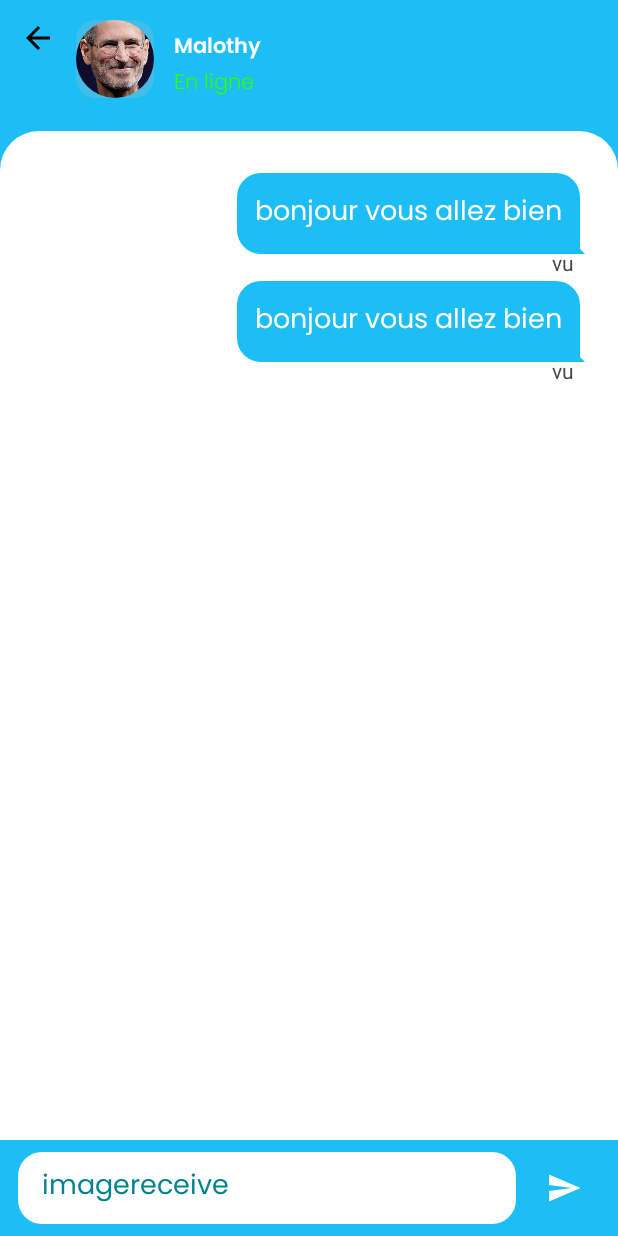
After one commit to BabiMumba/Afya-Nzuri, an Android app: the layout activity_chat.xml on its own in the app's theme, with its tools: preview values and no code run, on a phone screen of 412 x 824 dp. The commit adds this screen. Run offline under Robolectric (Android 15) with nearby library versions, the phone set to English and light mode, and no system bars.

Commit message:
modification de la page chat ajouter la fonctionnalite de message

```diff
--- a/app/src/main/AndroidManifest.xml
+++ b/app/src/main/AndroidManifest.xml
@@ -13,6 +13,9 @@
         android:supportsRtl="true"
         android:theme="@style/Theme.HealthCare"
         tools:targetApi="31">
+        <activity
+            android:name=".View.ChatActivity"
+            android:exported="false" />
         <activity
             android:name=".View.ChoixHopActivity"
             android:exported="false" />
@@ -38,9 +41,9 @@
             android:name=".View.OnboardActivity"
             android:exported="false" />
         <activity
-            android:theme="@style/Base.Theme.Home"
             android:name=".MainActivity"
-            android:exported="false" />
+            android:exported="false"
+            android:theme="@style/Base.Theme.Home" />
         <activity
             android:name=".View.SplashScreenActivity"
             android:exported="true">
--- /dev/null
+++ b/app/src/main/java/cd/projetthealthcare/com/View/ChatActivity.kt
@@ -0,0 +1,24 @@
+package cd.projetthealthcare.com.View
+
+import android.os.Bundle
+import androidx.activity.enableEdgeToEdge
+import androidx.appcompat.app.AppCompatActivity
+import androidx.core.view.ViewCompat
+import androidx.core.view.WindowInsetsCompat
+import cd.projetthealthcare.com.R
+import cd.projetthealthcare.com.databinding.ActivityChatBinding
+
+class ChatActivity : AppCompatActivity() {
+    lateinit var binding: ActivityChatBinding
+    override fun onCreate(savedInstanceState: Bundle?) {
+        super.onCreate(savedInstanceState)
+        enableEdgeToEdge()
+        binding = ActivityChatBinding.inflate(layoutInflater)
+        setContentView(binding.root)
+        ViewCompat.setOnApplyWindowInsetsListener(findViewById(R.id.main)) { v, insets ->
+            val systemBars = insets.getInsets(WindowInsetsCompat.Type.systemBars())
+            v.setPadding(systemBars.left, systemBars.top, systemBars.right, systemBars.bottom)
+            insets
+        }
+    }
+}
--- /dev/null
+++ b/app/src/main/res/drawable/bg_message_text_field.xml
@@ -0,0 +1,5 @@
+<?xml version="1.0" encoding="utf-8"?>
+<shape xmlns:android="http://schemas.android.com/apk/res/android">
+    <corners android:radius="16dp"/>
+    <solid android:color="@color/white"/>
+</shape>
--- /dev/null
+++ b/app/src/main/res/drawable/bg_send_icon.xml
@@ -0,0 +1,5 @@
+<?xml version="1.0" encoding="utf-8"?>
+<shape xmlns:android="http://schemas.android.com/apk/res/android">
+n    <solid android:color="@color/Accent"/>
+    <corners android:radius="24dp"/>
+</shape>
--- /dev/null
+++ b/app/src/main/res/drawable/ic_send.xml
@@ -0,0 +1,5 @@
+<vector android:autoMirrored="true" android:height="24dp"
+    android:tint="#FFFFFF" android:viewportHeight="24"
+    android:viewportWidth="24" android:width="24dp" xmlns:android="http://schemas.android.com/apk/res/android">
+    <path android:fillColor="@android:color/white" android:pathData="M2.01,21L23,12 2.01,3 2,10l15,2 -15,2z"/>
+</vector>
--- /dev/null
+++ b/app/src/main/res/drawable/white_bg.xml
@@ -0,0 +1,11 @@
+<?xml version="1.0" encoding="utf-8"?>
+<shape xmlns:android="http://schemas.android.com/apk/res/android">
+    <solid
+        android:color="@color/white"
+        />
+    <corners
+        android:topLeftRadius="@dimen/_20sdp"
+        android:topRightRadius="@dimen/_20sdp"
+        />
+
+</shape>
--- /dev/null
+++ b/app/src/main/res/layout/activity_chat.xml
@@ -0,0 +1,136 @@
+<?xml version="1.0" encoding="utf-8"?>
+<RelativeLayout
+    xmlns:android="http://schemas.android.com/apk/res/android"
+    xmlns:app="http://schemas.android.com/apk/res-auto"
+    xmlns:tools="http://schemas.android.com/tools"
+    android:id="@+id/main"
+    android:background="@color/Accent"
+    android:layout_width="match_parent"
+    android:layout_height="match_parent"
+    android:orientation="vertical"
+    tools:context=".View.ChatActivity">
+    <RelativeLayout
+        android:id="@+id/rela_tive"
+        android:layout_alignParentTop="true"
+        android:layout_width="match_parent"
+        android:layout_height="wrap_content"
+        android:padding="@dimen/_10sdp"
+        >
+        <ImageView
+            android:layout_alignParentStart="true"
+            android:layout_width="wrap_content"
+            android:layout_height="wrap_content"
+            android:src="@drawable/baseline_arrow_back_24"
+            android:id="@+id/back"
+            />
+        <RelativeLayout
+            android:layout_width="wrap_content"
+            android:layout_height="wrap_content"
+            android:layout_toEndOf="@id/back"
+            android:layout_centerVertical="true"
+            android:layout_marginStart="@dimen/_10sdp"
+            >
+            <de.hdodenhof.circleimageview.CircleImageView
+                android:layout_width="@dimen/_40sdp"
+                android:layout_height="@dimen/_40sdp"
+                android:src="@drawable/steve"
+                android:background="@drawable/grey_bg"
+                android:id="@+id/image_profile"
+                android:layout_alignParentStart="true"
+                />
+            <TextView
+                android:layout_width="wrap_content"
+                android:layout_height="wrap_content"
+                android:text="Malothy"
+                android:textColor="@color/white"
+                android:layout_toEndOf="@id/image_profile"
+                android:layout_marginStart="@dimen/_10sdp"
+                android:fontFamily="@font/poppins_semibold"
+                android:layout_marginTop="@dimen/_5sdp"
+                android:id="@+id/user_name"
+                />
+            <TextView
+                android:layout_width="wrap_content"
+                android:layout_height="wrap_content"
+                android:text="En ligne"
+                android:layout_below="@id/user_name"
+                android:layout_toEndOf="@id/image_profile"
+                android:layout_marginStart="@dimen/_10sdp"
+                android:textColor="@color/vert"
+                android:fontFamily="@font/poppins_light"
+                />
+
+
+        </RelativeLayout>
+    </RelativeLayout>
+    <LinearLayout
+        android:layout_below="@id/rela_tive"
+        android:layout_above="@id/edt_msg"
+        android:layout_width="match_parent"
+        android:layout_height="match_parent"
+        android:layout_marginTop="@dimen/_5sdp"
+        android:background="@drawable/white_bg"
+        android:padding="@dimen/_10sdp"
+        android:id="@+id/msg_ln"
+        >
+        <androidx.recyclerview.widget.RecyclerView
+            android:layout_width="match_parent"
+            android:layout_height="wrap_content"
+            android:layout_marginTop="@dimen/_10sdp"
+            tools:itemCount="2"
+            tools:listitem="@layout/sent_message_item"
+            android:id="@+id/recycle_message"
+            app:layoutManager="androidx.recyclerview.widget.LinearLayoutManager"
+            android:orientation="vertical"
+            />
+
+
+    </LinearLayout>
+    <LinearLayout
+        android:layout_alignParentStart="true"
+        android:layout_alignParentEnd="true"
+        android:id="@+id/edt_msg"
+        android:layout_alignParentBottom="true"
+        android:layout_width="match_parent"
+        android:layout_height="wrap_content"
+        android:orientation="horizontal"
+        android:layout_margin="8dp">
+
+        <EditText
+            android:id="@+id/message"
+            android:layout_width="0dp"
+            android:layout_height="wrap_content"
+            android:layout_gravity="bottom"
+            android:layout_marginHorizontal="4dp"
+            android:layout_weight="1"
+            android:background="@drawable/bg_message_text_field"
+            android:fontFamily="@font/poppins_regular"
+            android:gravity="center_vertical"
+            android:hint="@string/message"
+            android:importantForAutofill="no"
+            android:inputType="textMultiLine"
+            android:isScrollContainer="true"
+            android:maxLines="4"
+            android:minHeight="48dp"
+            android:paddingHorizontal="16dp"
+            android:paddingVertical="4dp"
+            android:singleLine="false"
+            android:textColor="@color/black"
+            android:textColorHint="#00838F"
+            tools:ignore="VisualLintTextFieldSize" />
+
+        <ImageButton
+            android:id="@+id/btn_send"
+            android:layout_width="48dp"
+            android:layout_height="48dp"
+            android:layout_gravity="bottom"
+            android:layout_marginHorizontal="4dp"
+            android:background="@drawable/bg_send_icon"
+            android:contentDescription="@string/send_message_btn"
+            android:src="@drawable/ic_send"
+            tools:ignore="ImageContrastCheck" />
+
+    </LinearLayout>
+
+
+</RelativeLayout>
--- a/app/src/main/res/values/strings.xml
+++ b/app/src/main/res/values/strings.xml
@@ -7,4 +7,5 @@
     <string name="message">imagereceive</string>
     <string name="received_message">bonjour</string>
     <string name="seen">vu</string>
+    <string name="send_message_btn">decription msg</string>
 </resources>
```
